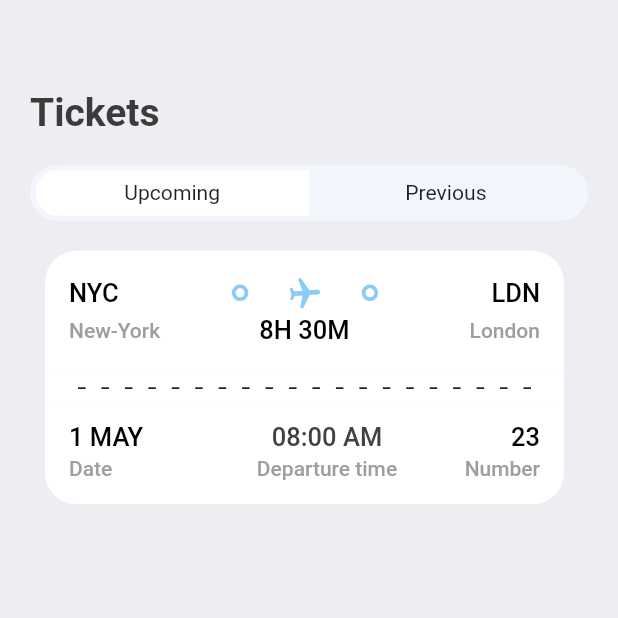
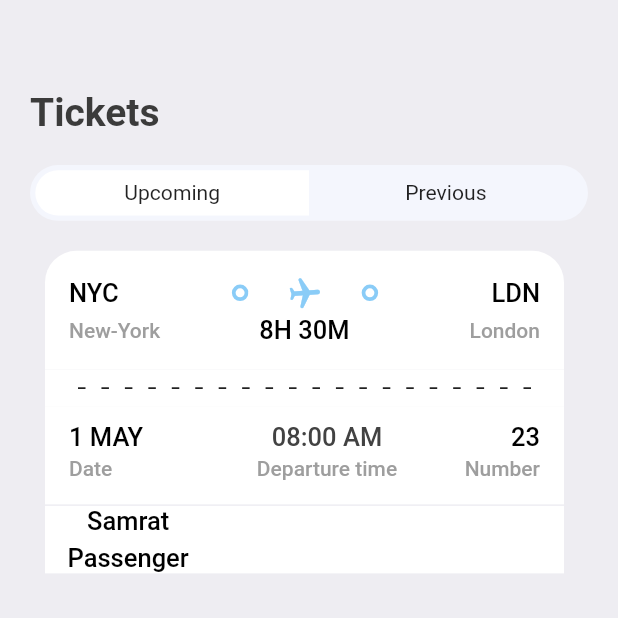
Before and after one commit to its-asaduzzaman/air_ticket_flutter, a Flutter app: the TicketScreen screen opened directly, on a phone screen of 412 x 824 dp, the top half of it. Run offline on Flutter 3.47's test engine with Material 2 defaults, Android fonts, the phone set to English and light mode, and no system bars; our stand-ins replace fluentui_icons, gap, get.

Commit message:
reusable AppColumnLayout widget

```diff
--- a/lib/screens/ticket_screen.dart
+++ b/lib/screens/ticket_screen.dart
@@ -5,6 +5,8 @@ import 'package:air_ticket_flutter/utils/app_style.dart';
 import 'package:air_ticket_flutter/widgets/ticket_tabs.dart';
 import 'package:flutter/material.dart';
 import 'package:gap/gap.dart';
+
+import '../widgets/column_layout.dart';
 
 class TicketScreen extends StatelessWidget {
   const TicketScreen({Key? key}) : super(key: key);
@@ -36,7 +38,26 @@ class TicketScreen extends StatelessWidget {
                     ticket: ticketList[0],
                     isColor: true,
                   ),
-                )
+                ),
+                Container(
+                  padding: EdgeInsets.symmetric(horizontal: 15),
+                  margin: EdgeInsets.only(left: 10, right: 16),
+                  decoration: BoxDecoration(
+                    color: Colors.white,
+                  ),
+                  child: Column(
+                    children: [
+                      Row(
+                        children: [
+                          AppColumnLayout(
+                            firstText: "Samrat",
+                            secondText: "Passenger",
+                          )
+                        ],
+                      )
+                    ],
+                  ),
+                ),
               ],
             )
           ],
--- a/lib/screens/ticket_view.dart
+++ b/lib/screens/ticket_view.dart
@@ -16,7 +16,7 @@ class TicketView extends StatelessWidget {
     final size = AppLayout.getSize(context);
     return SizedBox(
       width: size.width * 0.95,
-      height: AppLayout.getHeight(200),
+      height: AppLayout.getHeight(170),
       child: Container(
         margin: EdgeInsets.only(
           right: AppLayout.getHeight(16),
@@ -225,8 +225,12 @@ class TicketView extends StatelessWidget {
               decoration: BoxDecoration(
                 color: isColor == null ? Styles.orangeColor : Colors.white,
                 borderRadius: BorderRadius.only(
-                  bottomLeft: Radius.circular(AppLayout.getHeight(21)),
-                  bottomRight: Radius.circular(AppLayout.getHeight(21)),
+                  bottomLeft: isColor == null
+                      ? Radius.circular(AppLayout.getHeight(21))
+                      : Radius.circular(AppLayout.getHeight(0)),
+                  bottomRight: isColor == null
+                      ? Radius.circular(AppLayout.getHeight(21))
+                      : Radius.circular(AppLayout.getHeight(0)),
                 ),
               ),
               child: Column(
--- /dev/null
+++ b/lib/widgets/column_layout.dart
@@ -0,0 +1,31 @@
+import 'package:flutter/material.dart';
+import 'package:gap/gap.dart';
+
+import '../utils/app_layout.dart';
+import '../utils/app_style.dart';
+
+class AppColumnLayout extends StatelessWidget {
+  final String firstText;
+  final String secondText;
+
+  const AppColumnLayout(
+      {Key? key, required this.firstText, required this.secondText})
+      : super(key: key);
+
+  @override
+  Widget build(BuildContext context) {
+    return Column(
+      children: [
+        Text(
+          firstText,
+          style: Styles.headLineStyle3.copyWith(color: Colors.black),
+        ),
+        Gap(AppLayout.getHeight(5)),
+        Text(
+          secondText,
+          style: Styles.headLineStyle3.copyWith(color: Colors.black),
+        ),
+      ],
+    );
+  }
+}
```
